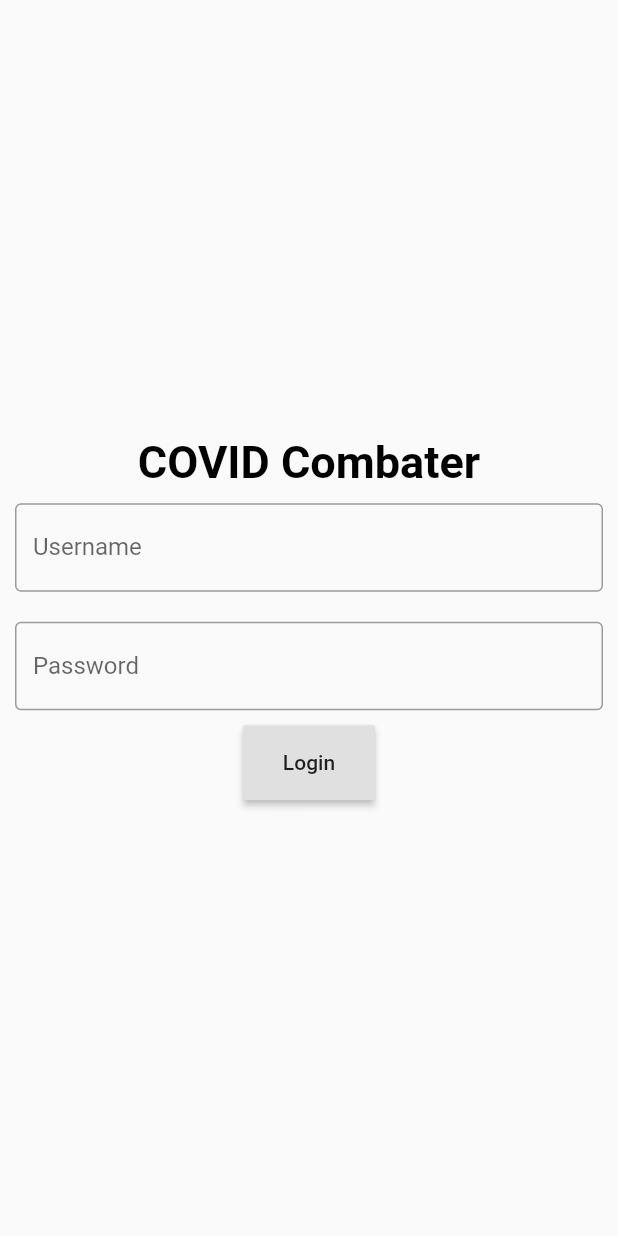
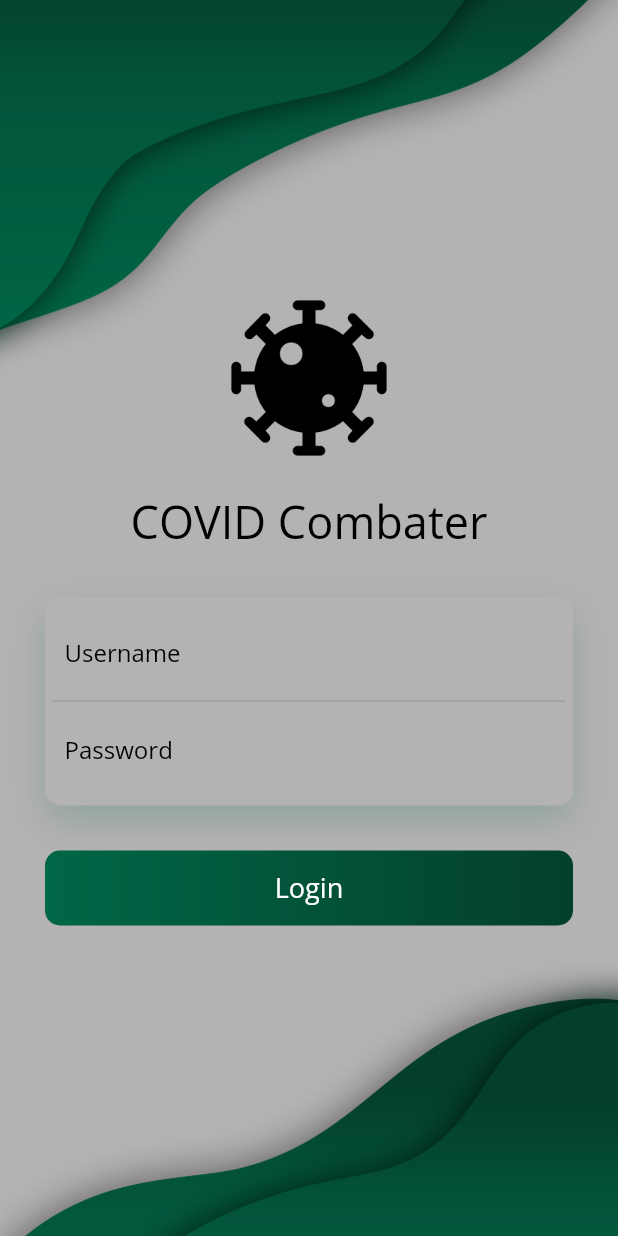
Before and after one commit to ZacTheiss/Hackathon, a Flutter app: the screen it shows after launch, on a phone screen of 412 x 824 dp. Run offline on Flutter 3.47's test engine with Material 2 defaults, Android fonts, the phone set to English and light mode, and no system bars; our stand-ins replace grouped_list.

Commit message:
Login page design

```diff
--- a/CovidCombater/covid_combater/lib/loginPage.dart
+++ b/CovidCombater/covid_combater/lib/loginPage.dart
@@ -1,4 +1,5 @@
 import 'package:covid_combater/tabView.dart';
+import 'package:flutter/gestures.dart';
 import 'package:flutter/material.dart';
 
 class LoginPage extends StatelessWidget {
@@ -6,37 +7,113 @@ class LoginPage extends StatelessWidget {
   Widget build(BuildContext context) {
     return Scaffold(
       body: Container(
+        decoration: BoxDecoration(
+            image: DecorationImage(
+                image: AssetImage('images/LoginBackground.png'),
+                fit: BoxFit.cover)),
         child: Column(
           mainAxisAlignment: MainAxisAlignment.center,
           children: <Widget>[
+            Image.asset('images/covidLogo.png', height: 150),
             Container(
               child: Text(
                 'COVID Combater',
-                style: TextStyle(color: Colors.black, fontSize: 30.0, fontWeight: FontWeight.bold),
+                style: TextStyle(
+                    color: Colors.black,
+                    fontSize: 30.0,
+                    fontWeight: FontWeight.w400,
+                    fontFamily: 'Open Sans'),
               ),
             ),
+            Padding(
+              padding: EdgeInsets.all(30),
+              child: Column(
+                children: <Widget>[
                   Container(
-              padding: EdgeInsets.all(10),
+                    padding: EdgeInsets.all(5),
+                    decoration: BoxDecoration(
+                        color: Color.fromRGBO(180, 178, 178, 1),
+                        borderRadius: BorderRadius.circular(10),
+                        boxShadow: [
+                          BoxShadow(
+                              color: Color.fromRGBO(0, 103, 71, .2),
+                              blurRadius: 20.0,
+                              offset: Offset(0, 10))
+                        ]),
+                    child: Column(
+                      children: <Widget>[
+                        Container(
+                          padding: EdgeInsets.all(8.0),
+                          decoration: BoxDecoration(
+                            border: Border(
+                              bottom: BorderSide(
+                                  color: Color.fromRGBO(161, 161, 161, 1)),
+                            ),
+                          ),
                           child: TextField(
                             decoration: InputDecoration(
-                  border: OutlineInputBorder(),
-                  labelText: 'Username',
+                              border: InputBorder.none,
+                              hintText: "Username",
+                              hintStyle: TextStyle(
+                                  color: Colors.black, fontFamily: 'Open Sans'),
                             ),
                           ),
                         ),
                         Container(
-              padding: EdgeInsets.all(10),
+                          padding: EdgeInsets.all(8.0),
                           child: TextField(
                             decoration: InputDecoration(
-                  border: OutlineInputBorder(),
-                  labelText: 'Password',
+                              border: InputBorder.none,
+                              hintText: "Password",
+                              hintStyle: TextStyle(
+                                  color: Colors.black, fontFamily: 'Open Sans'),
                             ),
+                          ),
+                        ),
+                      ],
+                    ),
+                  ),
+                  SizedBox(
+                    height: 30,
+                  ),
+                  GestureDetector(
+                    onTap: () => Navigator.push(context,
+                        MaterialPageRoute(builder: (context) => TabView())),
+                    child: Container(
+                      height: 50,
+                      decoration: BoxDecoration(
+                        borderRadius: BorderRadius.circular(10),
+                        gradient: LinearGradient(colors: [
+                          Color.fromRGBO(0, 103, 71, 1),
+                          Color.fromRGBO(4, 63, 45, 1),
+                        ]),
+                      ),
+                      child: Center(
+                        child: GestureDetector(
+                          onTap: () => Navigator.push(
+                            context,
+                            MaterialPageRoute(
+                              builder: (context) => TabView(),
+                            ),
+                          ),
+                          child: Text(
+                            'Login',
+                            style: TextStyle(
+                                color: Colors.white,
+                                fontFamily: 'Open Sans',
+                                fontSize: 18.0,
+                                fontWeight: FontWeight.w500),
+                          ),
+                        ),
+                      ),
+                    ),
+                  ),
+                ],
               ),
             ),
             // The onPressed must have a () before the navigator because the onPressed
             // accepts void as a function, but the Navigator.push returns a Future.
             // Type mismatch requires the () to hide the return value.
-            Container(height: 50, child: RaisedButton(child: Text('Login'), onPressed: () => Navigator.push(context, MaterialPageRoute(builder: (context) => TabView())))),
           ],
         ),
       ),
```
Also changed, not shown: CovidCombater/covid_combater/pubspec.yaml (+16 -9 lines), CovidCombater/covid_combater/fonts/OpenSans-Bold.ttf (added), CovidCombater/covid_combater/fonts/OpenSans-BoldItalic.ttf (added), CovidCombater/covid_combater/fonts/OpenSans-ExtraBold.ttf (added), CovidCombater/covid_combater/fonts/OpenSans-ExtraBoldItalic.ttf (added), CovidCombater/covid_combater/fonts/OpenSans-Italic.ttf (added), CovidCombater/covid_combater/fonts/OpenSans-Light.ttf (added), CovidCombater/covid_combater/fonts/OpenSans-LightItalic.ttf (added), CovidCombater/covid_combater/fonts/OpenSans-Regular.ttf (added), CovidCombater/covid_combater/fonts/OpenSans-SemiBold.ttf (added), CovidCombater/covid_combater/fonts/OpenSans-SemiBoldItalic.ttf (added), CovidCombater/covid_combater/images/LoginBackground.png (added), CovidCombater/covid_combater/images/covidLogo.png (added). Lines whose indentation alone changed are shown as unchanged.
